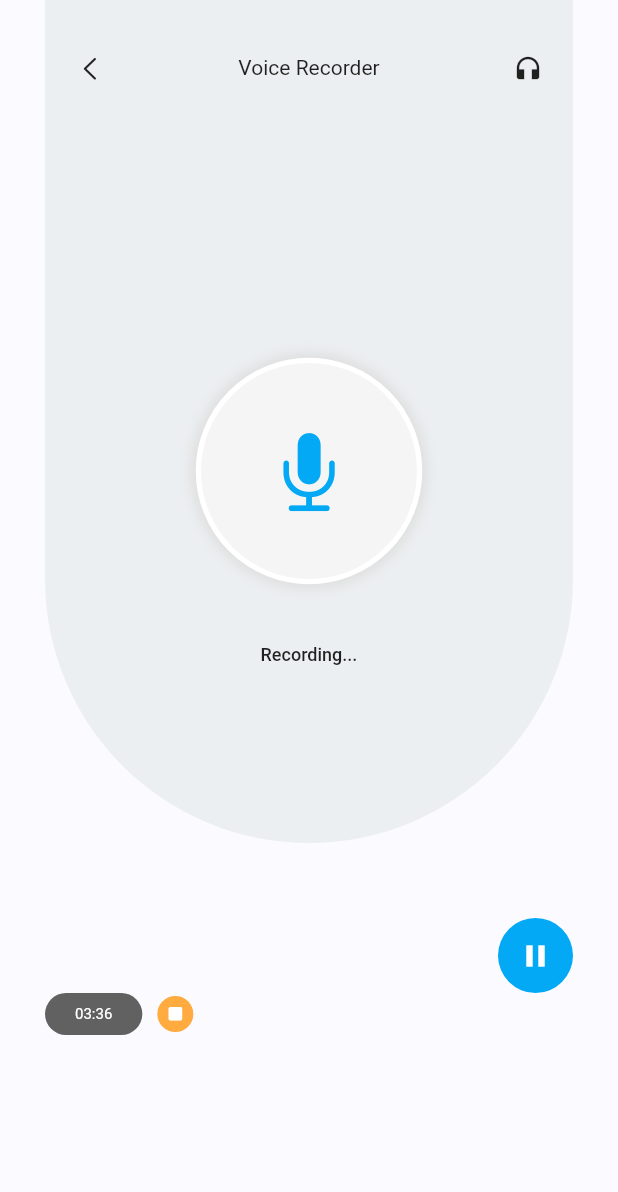
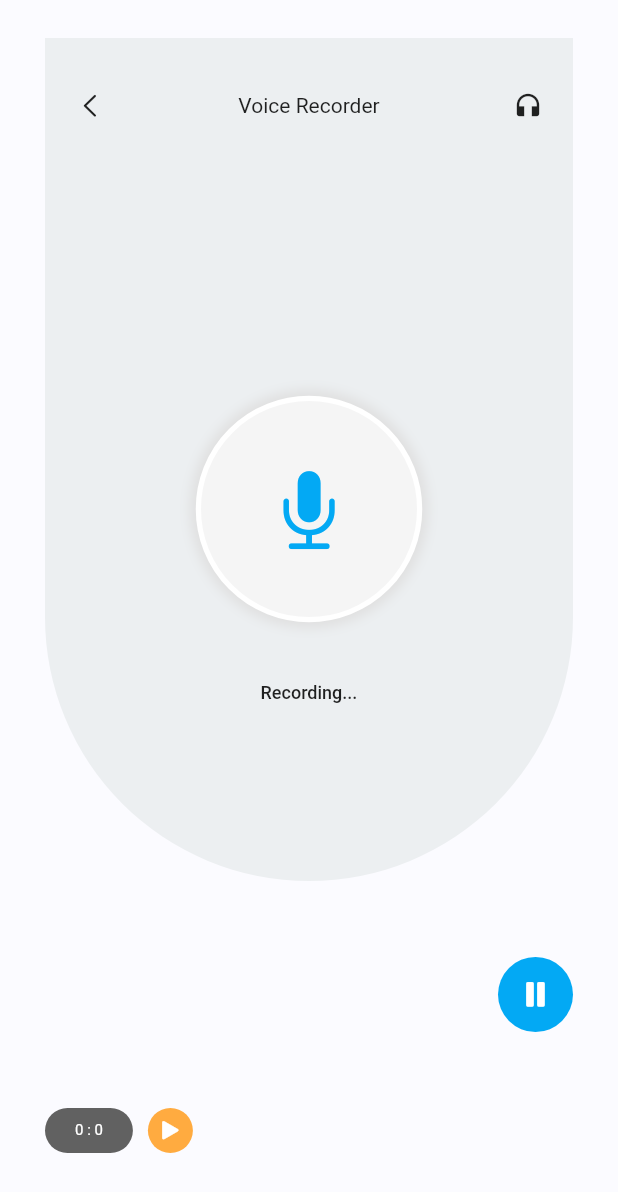
Before and after one commit to Travis-ugo/task_Manager, a Flutter app: the NOteRecordView screen opened directly, on a phone screen of 412 x 824 dp. Shown: the top 1192 px of the screen. Run offline on Flutter 3.47's test engine with Material 2 defaults, Android fonts, the phone set to English and light mode, and no system bars; our stand-ins replace flutter_feather_icons, flutter_hooks, flutter_riverpod, google_fonts, iconly, percent_indicator and 2 more; missing offline and left inert: flutter_sound_lite; accounts and stored records are empty.

Commit message:
Higher Power

```diff
--- a/lib/Views/note_record.dart
+++ b/lib/Views/note_record.dart
@@ -1,5 +1,8 @@
+import 'dart:async';
+
 import 'package:flutter/cupertino.dart';
 import 'package:flutter/material.dart';
+import 'package:flutter_riverpod/flutter_riverpod.dart';
 
 class NOteRecordView extends StatelessWidget {
   const NOteRecordView({Key? key}) : super(key: key);
@@ -11,21 +14,33 @@ class NOteRecordView extends StatelessWidget {
       body: Padding(
         padding: const EdgeInsets.symmetric(horizontal: 30),
         child: Column(
-          children: const [
-            SoundTrack(),
-            SizedBox(height: 50),
+          mainAxisAlignment: MainAxisAlignment.spaceAround,
+          children: [
+            const SoundTrack(),
+            // SizedBox(height: 50),
             Align(
               alignment: Alignment.bottomRight,
+              child: Consumer(
+                builder: (BuildContext context, WidgetRef ref, Widget? child) {
+                  final playRecordedSound = ref.watch(playingState.state);
+                  return GestureDetector(
+                    onTap: () =>
+                        playRecordedSound.state = !playRecordedSound.state,
                     child: CircleAvatar(
                       radius: 25,
                       backgroundColor: Colors.lightBlue,
                       child: Icon(
-                  Icons.pause,
+                        playRecordedSound.state
+                            ? CupertinoIcons.pause_fill
+                            : CupertinoIcons.stop_fill,
                         color: Colors.white,
                       ),
                     ),
+                  );
+                },
               ),
-            TimeController(),
+            ),
+            const TimeController(),
           ],
         ),
       ),
@@ -33,42 +48,84 @@ class NOteRecordView extends StatelessWidget {
   }
 }
 
-class TimeController extends StatelessWidget {
+final recordingState = StateProvider<bool>((ref) => false);
+final playingState = StateProvider<bool>((ref) => true);
+final recordSecondsTimer = StateProvider<int>((ref) => 0);
+final recordMinutesTimer = StateProvider<int>((ref) => 0);
+
+class TimeController extends ConsumerWidget {
   const TimeController({Key? key}) : super(key: key);
 
   @override
-  Widget build(BuildContext context) {
-    return Row(
+  Widget build(BuildContext context, WidgetRef ref) {
+    // final recordMinutes = ref.watch(recordMinutesTimer.state);
+
+    final recordState = ref.watch(recordingState.state);
+
+    final recordMinute = ref.watch(recordMinutesTimer.state).state;
+    final recordSeconds = ref.watch(recordSecondsTimer.state).state;
+
+    recordLevel() {
+      Timer.periodic(
+        const Duration(milliseconds: 1000),
+        (timer) {
+          final provider = ref.read(recordSecondsTimer.state).state++;
+          if (recordState.state == false) {
+            timer.cancel();
+          } else if (provider > 60) {
+            ref.read(recordMinutesTimer.state).state++;
+            ref.read(recordSecondsTimer.state).state = 0;
+          }
+        },
+      );
+    }
+
+    return Padding(
+      padding: const EdgeInsets.only(bottom: 30),
+      child: Row(
         mainAxisAlignment: MainAxisAlignment.start,
         children: [
           Container(
+            // height: 30,
             padding: const EdgeInsets.symmetric(
-            vertical: 8,
+              vertical: 9,
               horizontal: 20,
             ),
             decoration: BoxDecoration(
               color: Colors.grey.shade700,
               borderRadius: BorderRadius.circular(100),
             ),
-          child: const Text(
-            "03:36",
-            style: TextStyle(
+            child: Text(
+              '$recordMinute : $recordSeconds',
+              // "03:36",
+              style: const TextStyle(
                 color: Colors.white,
                 fontSize: 10,
               ),
             ),
           ),
           const SizedBox(width: 10),
-        const CircleAvatar(
-          radius: 12,
+          GestureDetector(
+            onTap: () {
+              recordState.state = !recordState.state;
+              recordState.state ? recordLevel() : null;
+            },
+            child: CircleAvatar(
+              radius: 15,
               backgroundColor: Colors.orangeAccent,
+              child: Center(
                 child: Icon(
-            CupertinoIcons.stop_fill,
+                  recordState.state
+                      ? CupertinoIcons.stop_fill
+                      : CupertinoIcons.play_fill,
                   color: Colors.white,
-            size: 13,
+                  size: 17,
+                ),
+              ),
             ),
           ),
         ],
+      ),
     );
   }
 }
@@ -116,12 +173,17 @@ class SoundTrack extends StatelessWidget {
           const SizedBox(height: 100),
           const GlowRecordingController(),
           const SizedBox(height: 40),
-          const Text(
-            "Recording...",
-            style: TextStyle(
+          Consumer(
+            builder: (BuildContext context, WidgetRef ref, Widget? child) {
+              final playRecordedSound = ref.watch(playingState.state);
+              return Text(
+                playRecordedSound.state ? 'Recording...' : 'Playing..',
+                style: const TextStyle(
                   fontSize: 12,
                   fontWeight: FontWeight.w500,
                 ),
+              );
+            },
           ),
           const Spacer(),
         ],
@@ -130,21 +192,25 @@ class SoundTrack extends StatelessWidget {
   }
 }
 
-class GlowRecordingController extends StatelessWidget {
+class GlowRecordingController extends ConsumerWidget {
   const GlowRecordingController({Key? key}) : super(key: key);
 
   @override
-  Widget build(BuildContext context) {
+  Widget build(BuildContext context, WidgetRef ref) {
+    final playRecordedSound = ref.watch(playingState.state);
     var mediaQuery = MediaQuery.of(context).size;
     return Container(
       height: mediaQuery.width / 2 - 55.toDouble(),
       width: mediaQuery.width / 2 - 55.toDouble(),
       decoration: BoxDecoration(
-        color: Colors.grey.shade100,
+        color: playRecordedSound.state ? Colors.grey.shade100 : Colors.white,
         borderRadius: BorderRadius.circular(
           mediaQuery.width / 2.toDouble(),
         ),
-        border: Border.all(width: 3.5, color: Colors.white),
+        border: Border.all(
+          width: 3.5,
+          color: playRecordedSound.state ? Colors.white : Colors.redAccent,
+        ),
         boxShadow: [
           BoxShadow(
             color: Colors.grey.shade300,
@@ -153,10 +219,12 @@ class GlowRecordingController extends StatelessWidget {
           ),
         ],
       ),
-      child: const Center(
+      child: Center(
         child: Icon(
-          CupertinoIcons.mic_fill,
-          color: Colors.lightBlue,
+          playRecordedSound.state
+              ? CupertinoIcons.mic_fill
+              : CupertinoIcons.speaker_2_fill,
+          color: playRecordedSound.state ? Colors.lightBlue : Colors.redAccent,
           size: 60,
         ),
       ),
--- a/lib/main.dart
+++ b/lib/main.dart
@@ -1,10 +1,12 @@
+import 'package:da_fare/Views/note_record.dart';
 import 'package:flutter/material.dart';
+import 'package:flutter_riverpod/flutter_riverpod.dart';
 import 'package:google_fonts/google_fonts.dart';
 import 'Views/Drawer Fuction/drawer.dart';
 
 void main() {
   WidgetsFlutterBinding.ensureInitialized();
-  runApp(const MyApp());
+  runApp(const ProviderScope(child: MyApp()));
 }
 
 class MyApp extends StatelessWidget {
@@ -21,7 +23,7 @@ class MyApp extends StatelessWidget {
         textTheme: GoogleFonts.varelaRoundTextTheme(),
       ),
       title: "TodoApp",
-      home: const CustomDrawer(),
+      home: const NOteRecordView(),
     );
   }
 }
--- a/pubspec.yaml
+++ b/pubspec.yaml
@@ -25,6 +25,8 @@ dependencies:
   flutter_hooks: ^0.18.2
   flutter_riverpod: ^1.0.3
   percent_indicator: ^4.0.0
+  flutter_sound_lite: ^8.5.0
+  permission_handler: ^8.3.0
 
 dev_dependencies:
   flutter_test:
```
Also changed, not shown: lib/Audio File/record_functions.dart (added, +98 -0 lines), lib/Audio File/sound_player.dart (added, +54 -0 lines), lib/Audio File/sound_recoder.dart (added, +50 -0 lines), lib/Audio File/timer.dart (added, +69 -0 lines), lib/Audio File/timer_with_hooks.dart (added, +43 -0 lines), pubspec.lock, 1 other file. Lines whose indentation alone changed are shown as unchanged.
